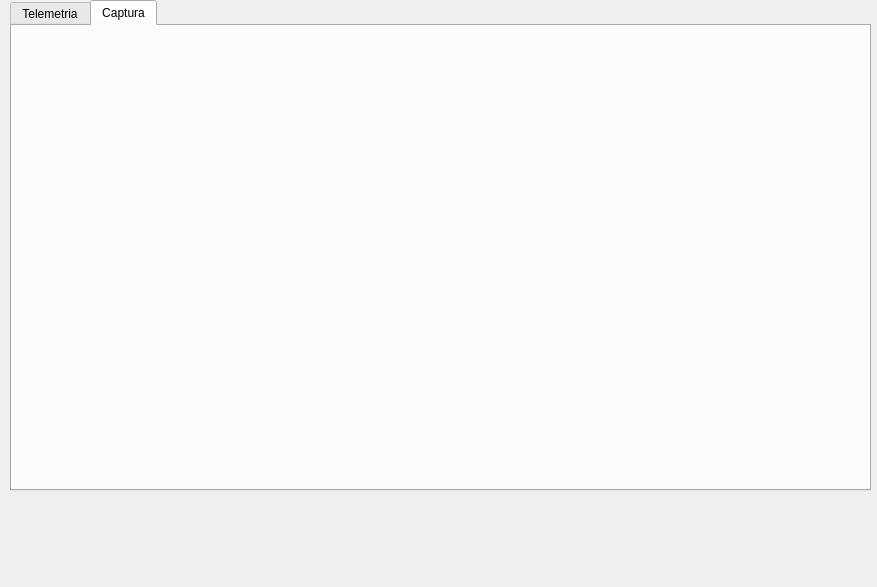
This is GUI/main_window.ui in Nickleon16/APP_LIDAR as Qt 5 draws it before an edit. The edited form follows.
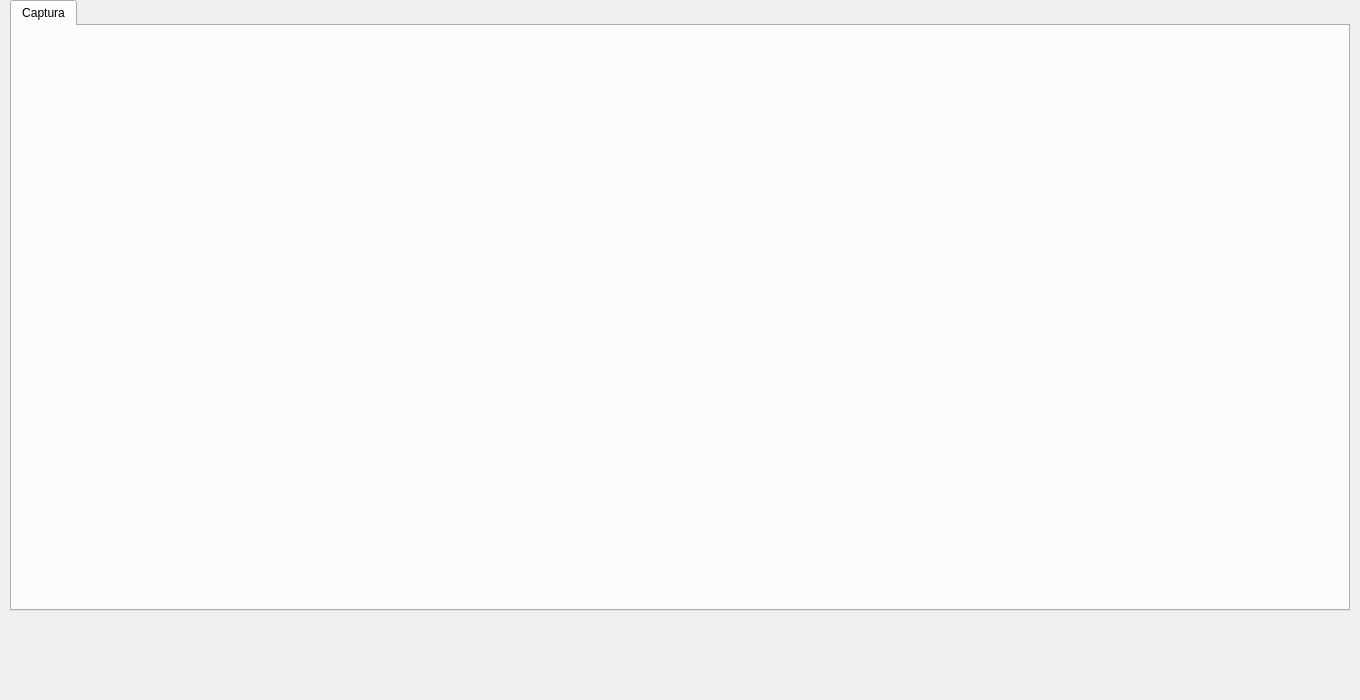
This is the edited form. Icons and pictures are not drawn.

What changed in the file:
```diff
--- a/GUI/main_window.ui
+++ b/GUI/main_window.ui
@@ -6,8 +6,8 @@
    <rect>
     <x>0</x>
     <y>0</y>
-    <width>877</width>
-    <height>587</height>
+    <width>1360</width>
+    <height>700</height>
    </rect>
   </property>
   <property name="windowTitle">
@@ -18,18 +18,13 @@
     <rect>
      <x>10</x>
      <y>0</y>
-     <width>861</width>
-     <height>491</height>
+     <width>1340</width>
+     <height>611</height>
     </rect>
    </property>
    <property name="currentIndex">
     <number>1</number>
    </property>
-   <widget class="QWidget" name="tab">
-    <attribute name="title">
-     <string>Telemetria</string>
-    </attribute>
-   </widget>
    <widget class="QWidget" name="tab_2">
     <attribute name="title">
      <string>Captura</string>
@@ -39,8 +34,8 @@
   <widget class="QLabel" name="label">
    <property name="geometry">
     <rect>
-     <x>580</x>
-     <y>500</y>
+     <x>1080</x>
+     <y>620</y>
      <width>201</width>
      <height>71</height>
     </rect>
@@ -58,8 +53,8 @@
   <widget class="QLabel" name="label_2">
    <property name="geometry">
     <rect>
-     <x>800</x>
-     <y>500</y>
+     <x>1300</x>
+     <y>620</y>
      <width>51</width>
      <height>71</height>
     </rect>
```
Left out of the diff: 2 changed lines with no effect on the pictures.
